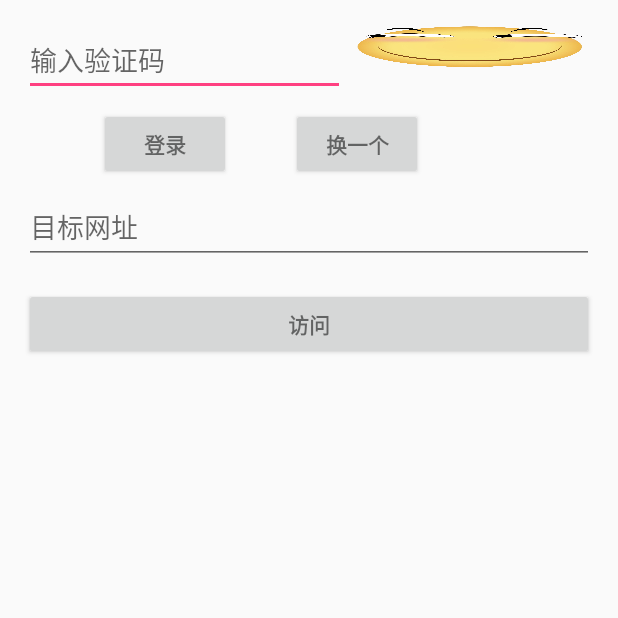
After one commit to zfb132/MyApplication, an Android app: the NetLogin screen opened directly, with no data from a screen before it, on a phone screen of 412 x 824 dp, the top half of it. The commit adds this screen. Run offline under Robolectric (Android 15) with nearby library versions, the phone set to English and light mode, and no system bars.

Commit message:
添加输入验证码登录教务系统功能

```diff
--- a/app/build.gradle
+++ b/app/build.gradle
@@ -3,6 +3,7 @@ apply plugin: 'com.android.application'
 android {
     compileSdkVersion 25
     buildToolsVersion "25.0.2"
+    useLibrary 'org.apache.http.legacy'
     defaultConfig {
         applicationId "com.whuzfb.myapplication"
         minSdkVersion 19
--- a/app/src/main/AndroidManifest.xml
+++ b/app/src/main/AndroidManifest.xml
@@ -102,6 +102,11 @@
             android:label="@string/app_activity_17">
         </activity>
 
+        <activity
+            android:name=".NetLogin"
+            android:label="@string/app_activity_18">
+        </activity>
+
         <service android:name=".FirstLocalService" />
         <service android:name=".MyAudioService" />
         <service android:name=".FloatViewService" />
--- a/app/src/main/java/com/whuzfb/myapplication/FloatViewService.java
+++ b/app/src/main/java/com/whuzfb/myapplication/FloatViewService.java
@@ -135,8 +135,5 @@ public class FloatViewService extends Service {
             }
         });
 
-
-        //wm.addView(btn_floatView, params);
-        //isAdded = true;
     }
 }
--- a/app/src/main/res/layout/lineartesta.xml
+++ b/app/src/main/res/layout/lineartesta.xml
@@ -235,21 +235,21 @@
             android:id="@+id/button24" />
 
         <Button
-            android:text="传感器"
+            android:text="教务系统"
             android:layout_width="wrap_content"
             android:layout_height="wrap_content"
             android:layout_marginLeft="3dp"
             android:id="@+id/button25" />
 
         <Button
-            android:text="GPS"
+            android:text="测试"
             android:layout_width="wrap_content"
             android:layout_height="wrap_content"
             android:layout_marginLeft="3dp"
             android:id="@+id/button26" />
 
         <Button
-            android:text="模拟"
+            android:text="测试"
             android:layout_width="wrap_content"
             android:layout_height="wrap_content"
             android:layout_marginLeft="3dp"
--- /dev/null
+++ b/app/src/main/res/layout/netlogin.xml
@@ -0,0 +1,121 @@
+<LinearLayout xmlns:android="http://schemas.android.com/apk/res/android"
+    android:layout_width="match_parent"
+    android:layout_height="match_parent"
+    android:gravity="center_horizontal"
+    android:orientation="vertical"
+    android:paddingBottom="@dimen/activity_vertical_margin"
+    android:paddingLeft="@dimen/activity_horizontal_margin"
+    android:paddingRight="@dimen/activity_horizontal_margin"
+    android:paddingTop="@dimen/activity_vertical_margin"
+>
+
+    <!-- Login progress -->
+    <ProgressBar
+        android:id="@+id/login_progress"
+        style="?android:attr/progressBarStyleLarge"
+        android:layout_width="wrap_content"
+        android:layout_height="wrap_content"
+        android:layout_marginBottom="8dp"
+        android:visibility="gone" />
+
+    <ScrollView
+        android:id="@+id/login_form"
+        android:layout_width="match_parent"
+        android:layout_height="match_parent">
+
+        <LinearLayout
+            android:id="@+id/email_login_form"
+            android:layout_width="match_parent"
+            android:layout_height="wrap_content"
+            android:orientation="vertical">
+
+
+            <android.support.design.widget.TextInputLayout
+                android:layout_width="match_parent"
+                android:layout_height="wrap_content">
+
+                <LinearLayout
+                    android:layout_width="match_parent"
+                    android:layout_height="wrap_content"
+                    android:orientation="horizontal">
+                <EditText
+                    android:id="@+id/check"
+                    android:layout_width="214dp"
+                    android:layout_height="wrap_content"
+                    android:hint="输入验证码"
+                    android:imeActionId="@+id/login"
+                    android:imeActionLabel="输入"
+                    android:imeOptions="actionUnspecified"
+                    android:maxLines="1"
+                    android:singleLine="true" />
+
+                <ImageView
+                    android:id="@+id/img"
+                    android:layout_width="120dp"
+                    android:layout_height="30dp"
+                    android:layout_weight="1"
+                    android:scaleType="fitXY"
+                    android:src="@mipmap/ic_launcherb" />
+                </LinearLayout>
+
+            </android.support.design.widget.TextInputLayout>
+
+            <LinearLayout
+                android:layout_width="match_parent"
+                android:layout_height="wrap_content"
+                android:orientation="horizontal">
+                <Button
+                    android:id="@+id/btn_post"
+                    style="?android:textAppearanceSmall"
+                    android:layout_width="wrap_content"
+                    android:layout_height="wrap_content"
+                    android:layout_marginTop="8dp"
+                    android:layout_marginLeft="50dp"
+                    android:text="登录"
+                    android:textStyle="bold" />
+
+
+                <Button
+                    android:id="@+id/btn_web"
+                    style="?android:textAppearanceSmall"
+                    android:layout_width="wrap_content"
+                    android:layout_height="wrap_content"
+                    android:layout_marginTop="8dp"
+                    android:layout_marginLeft="40dp"
+                    android:text="换一个"
+                    android:textStyle="bold" />
+
+            </LinearLayout>
+
+            <android.support.design.widget.TextInputLayout
+                android:layout_width="match_parent"
+                android:layout_height="wrap_content">
+
+                <EditText
+                    android:id="@+id/address"
+                    android:layout_width="match_parent"
+                    android:layout_height="wrap_content"
+                    android:hint="目标网址"
+                    android:imeActionId="@+id/login"
+                    android:imeActionLabel="网址"
+                    android:imeOptions="actionUnspecified"
+                    android:maxLines="1"
+                    android:singleLine="true" />
+
+            </android.support.design.widget.TextInputLayout>
+            <Button
+                android:id="@+id/btn_get"
+                style="?android:textAppearanceSmall"
+                android:layout_width="match_parent"
+                android:layout_height="wrap_content"
+                android:layout_marginTop="16dp"
+                android:text="访问"
+                android:textStyle="bold" />
+
+            <TextView
+                android:layout_width="wrap_content"
+                android:layout_height="wrap_content"
+                android:id="@+id/tv_result"/>
+        </LinearLayout>
+    </ScrollView>
+</LinearLayout>
--- a/app/src/main/res/values/strings.xml
+++ b/app/src/main/res/values/strings.xml
@@ -28,6 +28,8 @@
     <string name="app_activity_16">第十六个Activity</string>
     <string name="app_activity_17">第十七个Activity</string>
     <string name="app_activity_18">第十八个Activity</string>
+    <string name="app_activity_19">第十九个Activity</string>
+    <string name="app_activity_20">第二十个Activity</string>
 
 
     <string name="app_about_main">这是应用的第一个界面\n
```
Also changed, not shown: app/src/main/java/com/whuzfb/myapplication/LinearTestAActivity.java (+7 -1 lines), app/src/main/java/com/whuzfb/myapplication/NetLogin.java (added, +232 -0 lines), app/src/main/java/com/whuzfb/myapplication/NetWorkConnection.java (added, +8 -0 lines), app/src/main/res/drawable/arrow_up.png (added).
